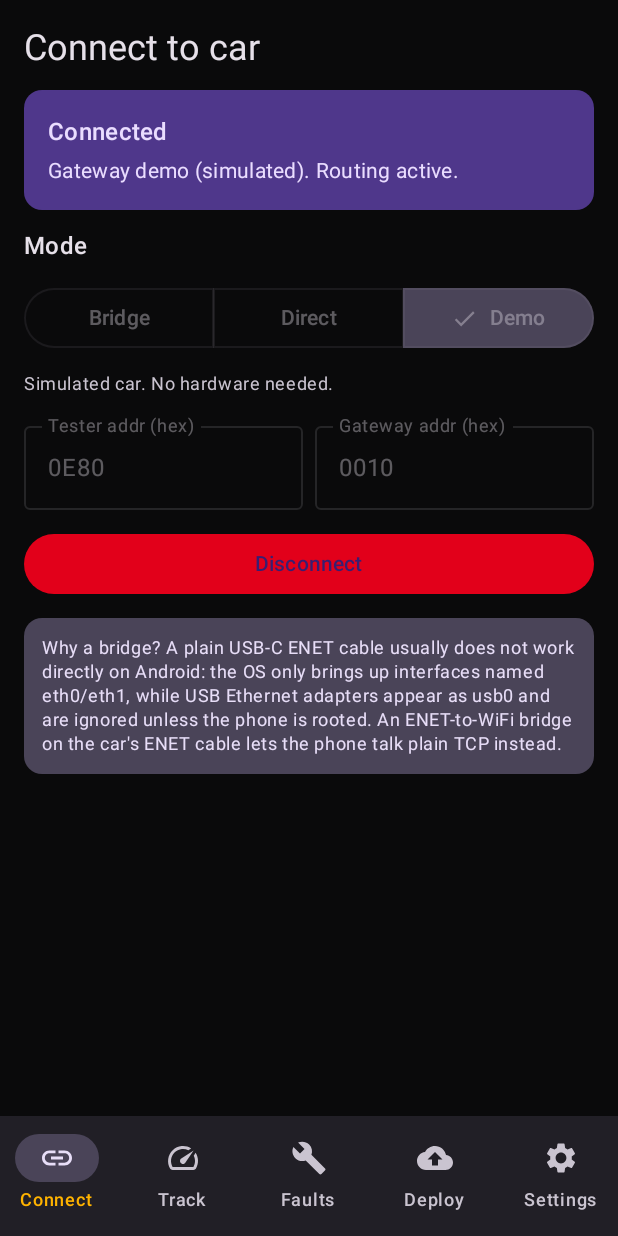
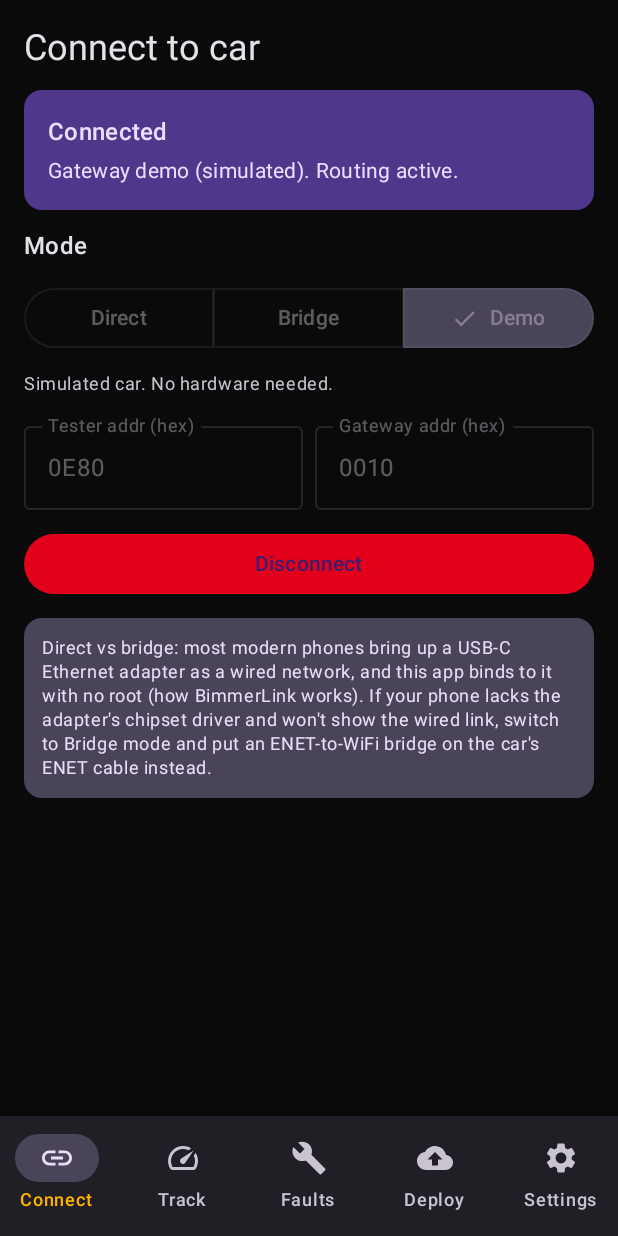
Before and after one commit to blacksan/bmwdrive, an Android app built with Jetpack Compose: the screen it shows after launch (MainActivity), after a tap on "Connect", on a phone screen of 412 x 824 dp. Run offline under Robolectric (Android 15) with nearby library versions, the phone set to English and light mode, and no system bars; 3 other taps on this screen came first.

Commit message:
fix(enet): Direct USB-C Ethernet tethering is the no-root default
Correct the earlier over-claim that Android needs root for a USB-C ENET
adapter. Modern Android exposes it as a TRANSPORT_ETHERNET network and the
app binds to it without root (as BimmerLink does) -- the Direct-mode code
already did this correctly (requestNetwork minus NET_CAPABILITY_INTERNET +
bindProcessToNetwork). This flips the default mode to DIRECT, demotes BRIDGE
to a fallback for phones lacking the adapter driver, and fixes the misleading
'needs root' hints, error text and docs. Head-unit deployer MGU-root
requirement is unrelated and unchanged.

Co-Authored-By: Claude Opus 4.8 <noreply@anthropic.com>
Claude-Session: https://claude.ai/code/session_01LiZqzz3WN8DUz5jKhHgYNG

```diff
--- a/app/src/main/java/com/blacksan/bmwdrive/transport/EnetTransport.kt
+++ b/app/src/main/java/com/blacksan/bmwdrive/transport/EnetTransport.kt
@@ -54,17 +54,21 @@ interface EnetTransport {
 /** How the phone reaches the car's DoIP gateway. See docs/RESEARCH.md. */
 enum class EnetMode {
     /**
-     * DEFAULT. Plain TCP to an ENET-to-WiFi / ENET-to-TCP bridge sitting on the OBD ENET
-     * cable (the ediabaslib "ENET WiFi Adapter" pattern). Works on stock Android.
+     * DEFAULT. USB-C Ethernet "tethering" straight to the OBD ENET cable, no root — the
+     * same path BimmerLink and similar apps use. Requests a TRANSPORT_ETHERNET
+     * [android.net.Network] (with NET_CAPABILITY_INTERNET removed, since the car link has no
+     * internet) and binds the process to it. Works on a stock phone whose kernel includes the
+     * adapter's chipset driver (common ASIX AX887xx / Realtek RTL815x / CDC-ECM are widely
+     * present). If the adapter isn't recognised, fall back to [BRIDGE].
+     */
+    DIRECT,
+
+    /**
+     * Fallback. Plain TCP to an ENET-to-WiFi / ENET-to-TCP bridge sitting on the OBD ENET
+     * cable (the ediabaslib "ENET WiFi Adapter" pattern). Use when the phone doesn't bring up
+     * the USB-C Ethernet adapter natively.
      */
     BRIDGE,
-
-    /**
-     * Best effort. Bind to a TRANSPORT_ETHERNET [android.net.Network]. Only works when the OS
-     * actually exposes the adapter (rooted / eth-named interface); stock Android skips CDC
-     * adapters that enumerate as `usb0`.
-     */
-    DIRECT,
 
     /** In-app simulator, no hardware. */
     DEMO,
@@ -89,7 +93,7 @@ data class EnetConfig(
     val responseTimeoutMs: Long = 5_000,
     /** When true, run against the in-app simulator instead of real hardware. */
     val demoMode: Boolean = false,
-    val mode: EnetMode = EnetMode.BRIDGE,
+    val mode: EnetMode = EnetMode.DIRECT,
     /** BRIDGE mode: IP of the ENET-WiFi bridge (typical value, editable in the UI). */
     val bridgeIp: String = DEFAULT_BRIDGE_IP,
     /** BRIDGE mode: TCP port of the bridge (DoIP passthrough => 13400). */
--- a/app/src/main/java/com/blacksan/bmwdrive/ui/screens/ConnectScreen.kt
+++ b/app/src/main/java/com/blacksan/bmwdrive/ui/screens/ConnectScreen.kt
@@ -48,7 +48,7 @@ import kotlinx.coroutines.launch
 
 /** Holds form state and the transport so the link survives recomposition / tab switches. */
 class ConnectViewModel(app: Application) : AndroidViewModel(app) {
-    var mode by mutableStateOf(EnetMode.BRIDGE)
+    var mode by mutableStateOf(EnetMode.DIRECT)
     var bridgeIp by mutableStateOf(EnetConfig.DEFAULT_BRIDGE_IP)
     var bridgePort by mutableStateOf(EnetConfig.DEFAULT_BRIDGE_PORT.toString())
     var testerHex by mutableStateOf("0E80")
@@ -176,10 +176,10 @@ fun ConnectScreen() {
         }
         Text(
             when (vm.mode) {
-                EnetMode.BRIDGE -> "Phone joins the WiFi of an ENET-to-WiFi bridge plugged into the car's " +
-                    "OBD ENET cable. Reliable on stock Android."
-                EnetMode.DIRECT -> "Best effort: binds to a USB-C Ethernet network. Stock Android usually " +
-                    "does NOT bring up USB-C Ethernet adapters without root -- if it fails, use Bridge."
+                EnetMode.DIRECT -> "USB-C Ethernet tethering, no root -- the same way BimmerLink connects. " +
+                    "Plug the ENET cable into the phone; works if the phone supports the adapter's chipset."
+                EnetMode.BRIDGE -> "Fallback: phone joins the WiFi of an ENET-to-WiFi bridge on the car's " +
+                    "OBD ENET cable. Use if the phone won't bring up the USB-C adapter."
                 EnetMode.DEMO -> "Simulated car. No hardware needed."
             },
             style = MaterialTheme.typography.bodySmall,
@@ -252,10 +252,10 @@ fun ConnectScreen() {
 
         Card(colors = CardDefaults.cardColors(containerColor = MaterialTheme.colorScheme.secondaryContainer)) {
             Text(
-                "Why a bridge? A plain USB-C ENET cable usually does not work directly on Android: the OS " +
-                    "only brings up interfaces named eth0/eth1, while USB Ethernet adapters appear as usb0 " +
-                    "and are ignored unless the phone is rooted. An ENET-to-WiFi bridge on the car's " +
-                    "ENET cable lets the phone talk plain TCP instead.",
+                "Direct vs bridge: most modern phones bring up a USB-C Ethernet adapter as a wired " +
+                    "network, and this app binds to it with no root (how BimmerLink works). If your phone " +
+                    "lacks the adapter's chipset driver and won't show the wired link, switch to Bridge " +
+                    "mode and put an ENET-to-WiFi bridge on the car's ENET cable instead.",
                 style = MaterialTheme.typography.bodySmall,
                 modifier = Modifier.padding(12.dp),
             )
```
Also changed, not shown: app/src/main/java/com/blacksan/bmwdrive/transport/RealEnetTransport.kt (+11 -9 lines), 3 other files.
